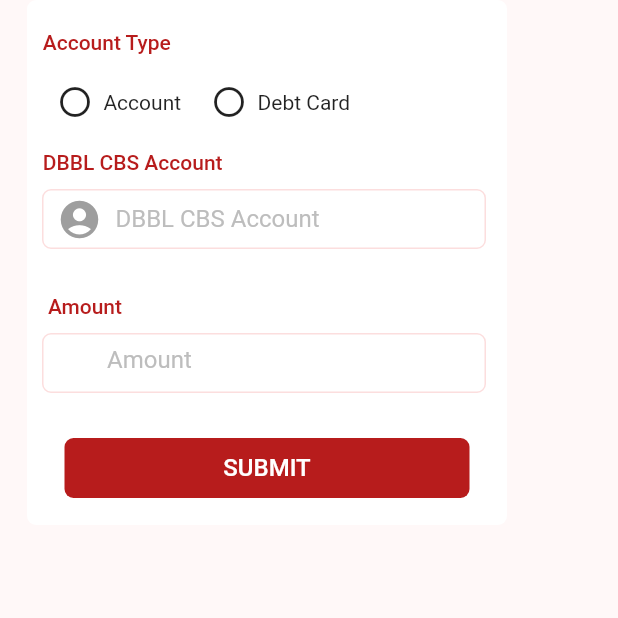
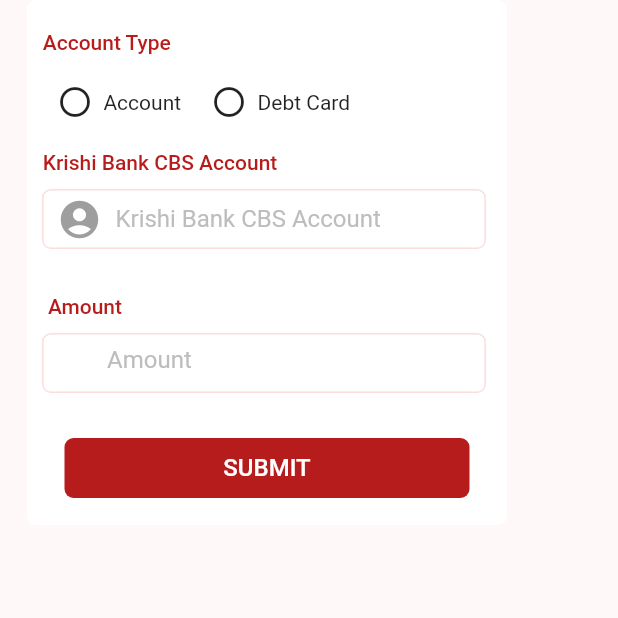
Before and after one commit to NafimAhmed/Paymentsall, a Flutter app: the DBBLacPage screen opened directly, on a phone screen of 412 x 824 dp, the top half of it. Run offline on Flutter 3.47's test engine with Material 2 defaults, Android fonts, the phone set to English and light mode, and no system bars; our stand-ins replace animated_splash_screen, awesome_notifications, barcode_widget, firebase_auth, firebase_core, firebase_database and 15 more; missing offline and left inert: dart:ffi, qr_code_scanner; accounts and stored records are empty.

Commit message:
nafim dbbl LAC page change 11:19am 17/04/2023

```diff
--- a/lib/Screens/Home/Bank Transfer/BankTransferSubPage/DBBLACpage.dart
+++ b/lib/Screens/Home/Bank Transfer/BankTransferSubPage/DBBLACpage.dart
@@ -47,7 +47,7 @@
                   ],
                 ),
                 SizedBox(height: 20,),
-                Text('   DBBL CBS Account',style: TextStyle(fontWeight: FontWeight.w500,color: Colors.red.shade900)),
+                Text('   Krishi Bank CBS Account',style: TextStyle(fontWeight: FontWeight.w500,color: Colors.red.shade900)),
                 Padding(
                   padding: const EdgeInsets.all(10.0),
                   child: Container(
@@ -62,7 +62,7 @@
                         decoration: InputDecoration(
                           border: InputBorder.none,
                           prefixIcon: Icon(Icons.account_circle,size: 30,color: Colors.grey,),
-                          hintText: 'DBBL CBS Account',
+                          hintText: 'Krishi Bank CBS Account',
                           hintStyle: TextStyle(color: Colors.grey.shade400),
                         ),
                       )
```
